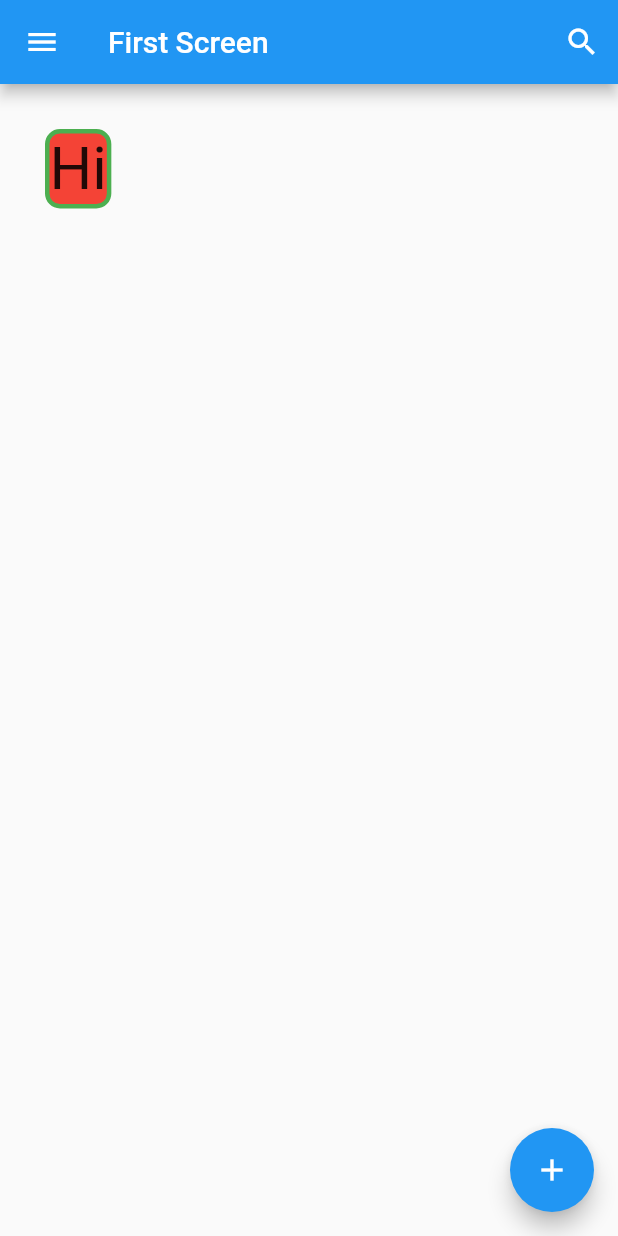
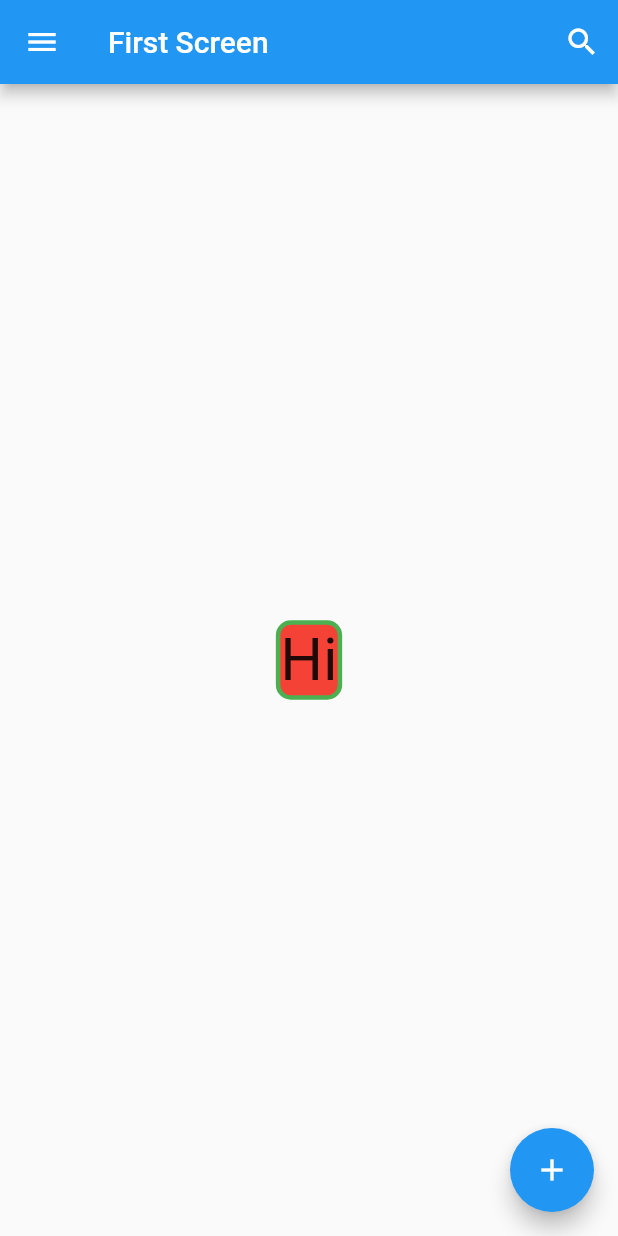
Before and after one commit to jonrysimbolon/flutter_app_2, a Flutter app: the screen it shows after launch, on a phone screen of 412 x 824 dp. Run offline on Flutter 3.47's test engine with Material 2 defaults, Android fonts, the phone set to English and light mode, and no system bars.

Commit message:
Adding center widget

```diff
--- a/lib/first_screen.dart
+++ b/lib/first_screen.dart
@@ -34,7 +34,9 @@ class FirstScreen extends StatelessWidget {
           style: TextStyle(fontSize: 40),
         ),
       )*/
-      body: Padding( // Padding
+      body: Center( // adding center
+          child: Padding(
+        // Padding
         padding: const EdgeInsets.all(30),
         child: Container(
           decoration: /* const */ BoxDecoration(
@@ -56,7 +58,7 @@ class FirstScreen extends StatelessWidget {
             style: TextStyle(fontSize: 40),
           ),
         ),
-      ),
+      )),
       floatingActionButton:
           FloatingActionButton(onPressed: () {}, child: const Icon(Icons.add)),
     );
```
